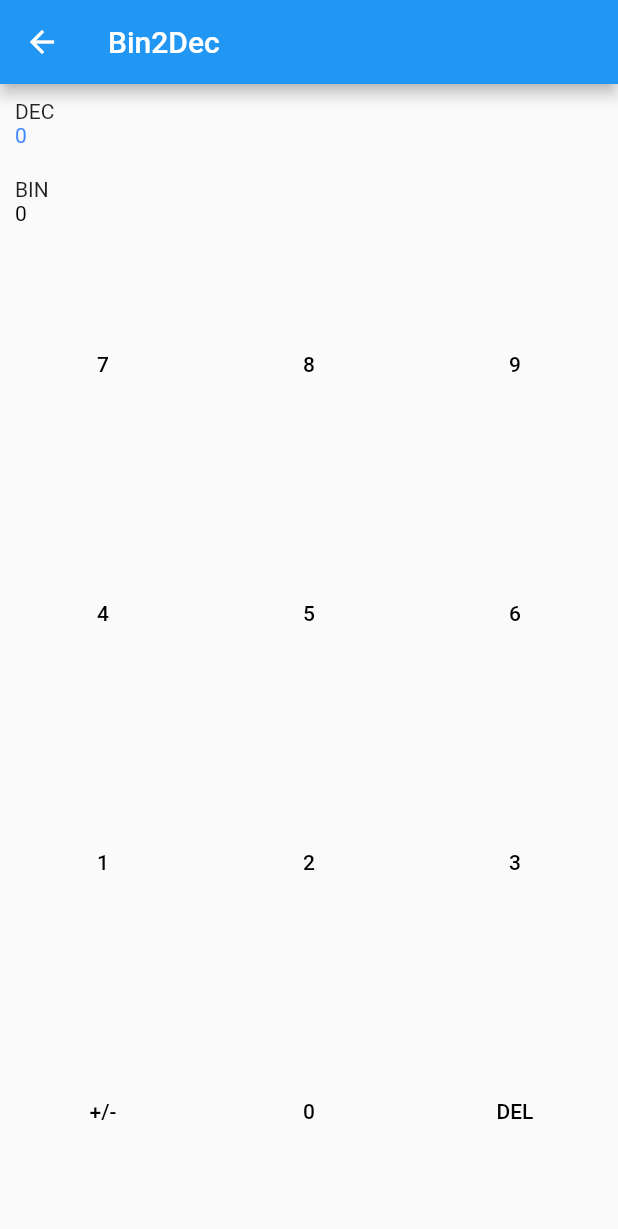
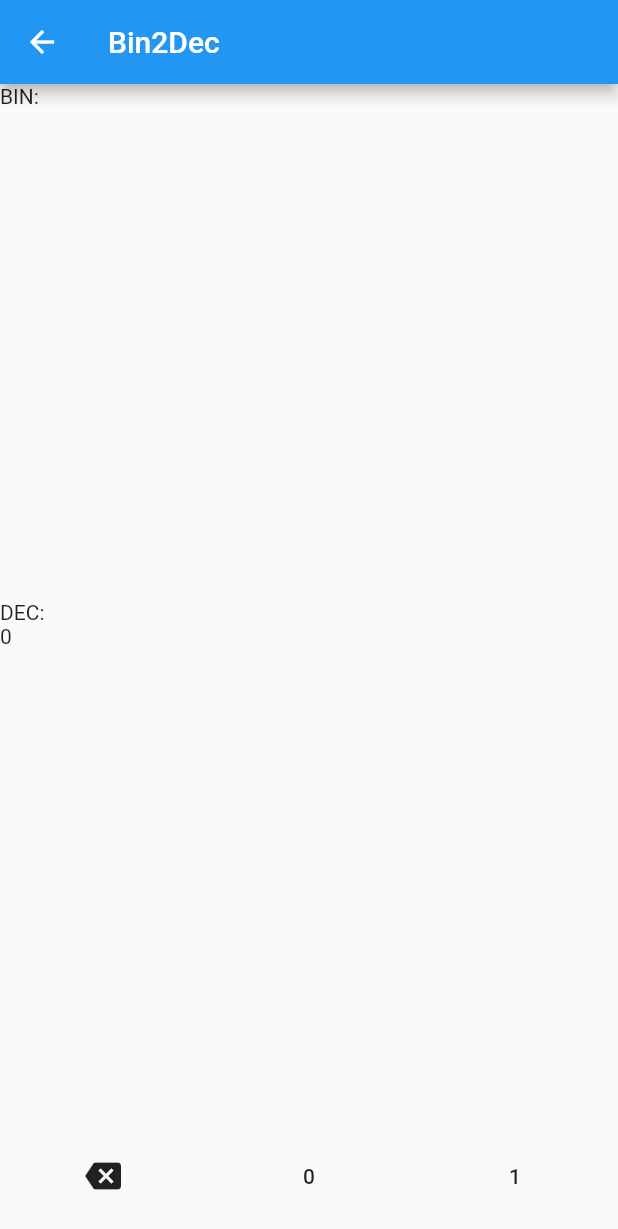
Before and after one commit to Ferrum5/app_ideas_flutter, a Flutter app: the Bin2Dec screen opened by its route, on a phone screen of 412 x 824 dp. Shown: the top 1229 px of the screen. Run offline on Flutter 3.47's test engine with Material 2 defaults, Android fonts, the phone set to English and light mode, and no system bars; our stand-ins replace fixnum.

Commit message:
change home page
change the home page to tabs;
change the bin2dec, can input infinite bin numbers.

```diff
--- a/lib/beginner/bin2dec.dart
+++ b/lib/beginner/bin2dec.dart
@@ -1,3 +1,5 @@
+import 'dart:math';
+
 import 'package:flutter/material.dart';
 import 'package:fixnum/fixnum.dart' show Int32;
 
@@ -8,193 +10,80 @@ class Bin2Dec extends StatelessWidget {
       appBar: AppBar(
         title: Text('Bin2Dec'),
       ),
-      body: CalculatorWidget(),
+      body: Bin2DecPage(),
     );
   }
 }
 
-class CalculatorWidget extends StatefulWidget {
+class Bin2DecPage extends StatefulWidget {
   @override
-  State<StatefulWidget> createState() {
-    return _CalculatorState();
+  _Bin2DecPageState createState() => _Bin2DecPageState();
+}
+
+class _Bin2DecPageState extends State<Bin2DecPage> {
+  String bin = '';
+
+  void _input(int value){
+    setState(() {
+      bin = '$bin$value';
+    });
+  }
+
+  void _delete(){
+    if(bin.length>0){
+      setState(() {
+        bin = bin.substring(0,bin.length-1);
+      });
     }
   }
 
-class _CalculatorState extends State<CalculatorWidget> {
-  var decValue = Int32(0);
-  int mode = 10;
-
-  static const int deleteValue = -1;
-  static const int oppositeValue = -2;
-  final enabledTextStyle = TextStyle(color: Colors.black);
-  final disabledTextStyle = TextStyle(color: Colors.grey);
+  void _clear(){
+    setState(() {
+      bin = '';
+    });
+  }
 
   @override
   Widget build(BuildContext context) {
     return Column(
+      crossAxisAlignment: CrossAxisAlignment.stretch,
       children: <Widget>[
-        GestureDetector(
-          child: Container(
-            width: double.infinity,
-            padding: EdgeInsets.all(10),
-            decoration: BoxDecoration(),
-            child: NumberRow(
-              label: 'DEC',
-              value: decValue.toString(),
-              enabled: mode == 10,
+        Text('BIN:'),
+        Expanded(
+          child: Text(bin),
+        ),
+        Text("DEC:"),
+        Expanded(
+          child: Text(
+              (bin.length == 0) ? '0' : BigInt.parse(bin, radix: 2).toString()),
+        ),
+        SizedBox(
+          height: 80,
+          child: Row(
+            crossAxisAlignment: CrossAxisAlignment.stretch,
+            children: <Widget>[
+              Expanded(
+                child: FlatButton(
+                  child: Icon(Icons.backspace),
+                  onPressed: _delete,
+                  onLongPress: _clear,
                 ),
               ),
-          onTap: () {
-            if (mode != 10) {
-              setState(() {
-                mode = 10;
-              });
-            }
-          },
-        ),
-        GestureDetector(
-          child: Container(
-            padding: EdgeInsets.all(10),
-            width: double.infinity,
-            decoration: BoxDecoration(),
-            child: NumberRow(
-              label: 'BIN',
-              value: decValue.toRadixString(2),
-              enabled: mode == 2,
+              Expanded(
+                child: FlatButton(
+                  child: Text('0'),
+                  onPressed: (){_input(0);},
                 ),
               ),
-          onTap: () {
-            if (mode != 2) {
-              setState(() {
-                mode = 2;
-              });
-            }
-          },
+              Expanded(
+                child: FlatButton(
+                  child: Text('1'),
+                  onPressed: (){_input(1);},
                 ),
-        buttonRow(7, 8, 9),
-        buttonRow(4, 5, 6),
-        buttonRow(1, 2, 3),
-        buttonRow(oppositeValue, 0, deleteValue),
-      ],
-    );
-  }
-
-  void handleDecInput(int value) {
-    if (value == deleteValue) {
-      if (this.decValue == 0) return;
-      setState(() {
-        this.decValue = this.decValue ~/ 10;
-      });
-    } else if (value == oppositeValue) {
-      setState(() {
-        this.decValue = -this.decValue;
-      });
-    } else {
-      setState(() {
-        this.decValue = this.decValue * 10 + value;
-      });
-    }
-  }
-
-  void handleBinInput(int value) {
-    if (value == deleteValue) {
-      if (decValue == 0) return;
-      setState(() {
-        this.decValue = this.decValue >> 1;
-      });
-    } else if (value == oppositeValue) {
-      setState(() {
-        this.decValue = -this.decValue;
-      });
-    } else {
-      setState(() {
-        this.decValue = (this.decValue << 1) + value;
-      });
-    }
-  }
-
-  Widget buttonRow(int v1, int v2, int v3) {
-    return Expanded(
-      child: Row(
-        children: <Widget>[
-          Expanded(
-            child: createButtons(v1),
               ),
-          Expanded(
-            child: createButtons(v2),
-          ),
-          Expanded(
-            child: createButtons(v3),
-          )
             ],
           ),
-    );
-  }
-
-  Widget createButtons(
-    int inputValue,
-  ) {
-    var buttonEnabled;
-    var text;
-    if (inputValue == deleteValue) {
-      buttonEnabled = true;
-      text = 'DEL';
-    } else if (inputValue == oppositeValue) {
-      buttonEnabled = true;
-      text = '+/-';
-    } else if (mode == 10) {
-      buttonEnabled = true;
-      text = inputValue.toString();
-    } else {
-      buttonEnabled = inputValue < 2;
-      text = inputValue.toString();
-    }
-    return FlatButton(
-      child: Center(
-        child: Text(
-          text,
-          style: buttonEnabled ? enabledTextStyle : disabledTextStyle,
         ),
-      ),
-      onPressed: () {
-        if (!buttonEnabled) return;
-        if (mode == 10) {
-          handleDecInput(inputValue);
-        } else {
-          handleBinInput(inputValue);
-        }
-      },
-      onLongPress: () {
-        if (inputValue == deleteValue) {
-          setState(() {
-            decValue = Int32(0);
-          });
-        }
-      },
-    );
-  }
-}
-
-class NumberRow extends StatelessWidget {
-  String label;
-  String value;
-  bool enabled;
-
-  final enabledTextStyle = TextStyle(color: Colors.blueAccent);
-  final disabledTextStyle = TextStyle(color: Colors.black);
-
-  NumberRow({Key key, this.label, this.value, this.enabled}) : super(key: key);
-
-  @override
-  Widget build(BuildContext context) {
-    return Column(
-      crossAxisAlignment: CrossAxisAlignment.start,
-      children: <Widget>[
-        Text(label),
-        Text(
-          value,
-          style: this.enabled ? enabledTextStyle : disabledTextStyle,
-        )
       ],
     );
   }
--- /dev/null
+++ b/lib/pages.dart
@@ -0,0 +1,35 @@
+import 'package:app_ideas_flutter/beginner/bin2dec.dart';
+import 'package:flutter/widgets.dart';
+
+
+class PageCategory{
+  final String name;
+  final List<PageEntry> pages;
+  PageCategory({@required this.name, @required this.pages});
+
+  static final categories = <PageCategory>[
+    PageCategory(
+        name: 'beginner',
+        pages: [
+          PageEntry(
+              name: 'bin2dec',
+              builder: (context)=>Bin2Dec()
+          ),
+        ]),
+    PageCategory(
+      name: 'intermediate',
+      pages: [],
+    ),
+    PageCategory(
+      name: 'advanced',
+      pages: [],
+    ),
+  ];
+}
+
+class PageEntry{
+  final String name;
+  final WidgetBuilder builder;
+  PageEntry({@required this.name, @required this.builder});
+
+}
```
Also changed, not shown: lib/main.dart (+105 -34 lines), 1 other file. Lines whose indentation alone changed are shown as unchanged.
